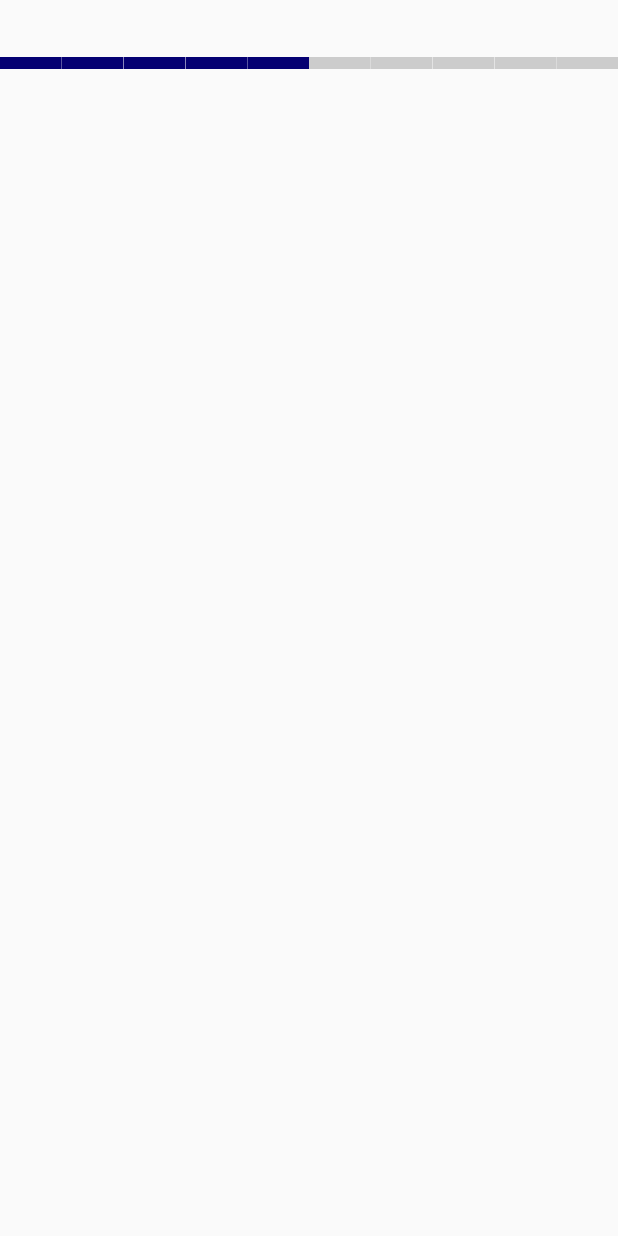
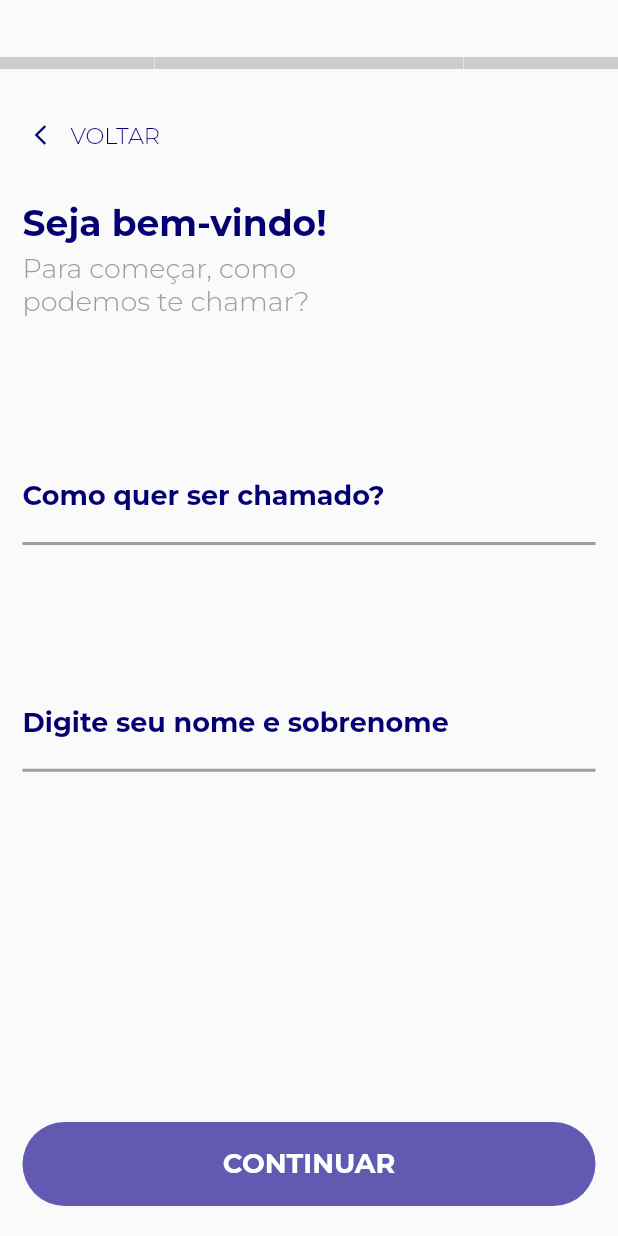
Before and after one commit to hammadali33/padrinhomed, a Flutter app: the StepperScreen screen opened by its route, on a phone screen of 412 x 824 dp. Run offline on Flutter 3.47's test engine with Material 2 defaults, Android fonts, the phone set to English and light mode, and no system bars; drawn by our look-alikes of step_progress_indicator; our stand-ins replace get, pin_code_fields; project files that could hold a hidden picture were left out.

Commit message:
working on stepper screen

```diff
--- a/lib/constant/color.dart
+++ b/lib/constant/color.dart
@@ -5,6 +5,7 @@ const mainPadding = EdgeInsets.symmetric(horizontal: 15, vertical: 30);
 const kPrimaryColor = Color(0xffFFFFFF);
 const kSecondaryColor = Color(0xff6259B2);
 const kTertiaryColor = Color(0xff050072);
+const kLightBlackColor = Color(0xff313131);
 Color kDarkGreyColor = Colors.grey.shade500;
 const kLightGreyColor = Colors.grey;
 const kBlackColor = Colors.black;
--- /dev/null
+++ b/lib/controller/stepper_screen_controller/stepper_screen_controller.dart
@@ -0,0 +1,43 @@
+import 'package:flutter/cupertino.dart';
+import 'package:get/get.dart';
+import 'package:padrinhomed/routes/routes.dart';
+import 'package:padrinhomed/view/stepper_screen/steps/Step4.dart';
+import 'package:padrinhomed/view/stepper_screen/steps/step1.dart';
+import 'package:padrinhomed/view/stepper_screen/steps/step2.dart';
+import 'package:padrinhomed/view/stepper_screen/steps/step3.dart';
+
+class StepperScreenController extends GetxController {
+  PageController pageController = PageController();
+  RxInt currentStep = 0.obs;
+
+  List steps = [
+    const Step1(),
+    const Step2(),
+    const Step3(),
+    const Step4(),
+  ].obs;
+
+  void changeIndex(index) {
+    currentStep.value = index;
+    update();
+  }
+
+  void nextStep() {
+    if (currentStep != steps.length - 1) {
+      pageController.nextPage(
+          duration: const Duration(milliseconds: 200), curve: Curves.easeIn);
+    } else {
+      Get.toNamed(AppLink.loading);
+    }
+    update();
+  }
+
+  void previousStep() {
+    if (currentStep != 0) {
+      pageController.previousPage(
+          duration: const Duration(milliseconds: 200), curve: Curves.easeIn);
+    } else {
+      Get.offNamed(AppLink.login);
+    }
+  }
+}
--- a/lib/routes/routes.dart
+++ b/lib/routes/routes.dart
@@ -1,4 +1,5 @@
 import 'package:get/get.dart';
+import 'package:padrinhomed/view/loading/loading.dart';
 import 'package:padrinhomed/view/splash_screen.dart';
 import 'package:padrinhomed/view/stepper_screen/stepper_screen.dart';
 import 'package:padrinhomed/view/user/login.dart';
@@ -16,6 +17,9 @@ class Routes {
     GetPage(
       name: AppLink.stepperScreen,
       page: () => const StepperScreen(),
+    ), GetPage(
+      name: AppLink.loading,
+      page: () => const Loading(),
     ),
   ];
 }
@@ -24,4 +28,5 @@ class AppLink {
   static const splashScreen = '/';
   static const login = '/login';
   static const stepperScreen = '/stepper_screen';
+  static const loading = '/loading';
 }
--- a/lib/view/stepper_screen/stepper_screen.dart
+++ b/lib/view/stepper_screen/stepper_screen.dart
@@ -1,5 +1,9 @@
 import 'package:flutter/material.dart';
+import 'package:get/get.dart';
 import 'package:padrinhomed/constant/color.dart';
+import 'package:padrinhomed/controller/stepper_screen_controller/stepper_screen_controller.dart';
+import 'package:padrinhomed/widgets/custom_app_bar.dart';
+import 'package:padrinhomed/widgets/my_button.dart';
 import 'package:step_progress_indicator/step_progress_indicator.dart';
 
 class StepperScreen extends StatelessWidget {
@@ -7,21 +11,59 @@ class StepperScreen extends StatelessWidget {
 
   @override
   Widget build(BuildContext context) {
+    return GetBuilder<StepperScreenController>(
+        init: StepperScreenController(),
+        builder: (controller) {
           return Scaffold(
+            resizeToAvoidBottomInset: false,
             body: Padding(
               padding: const EdgeInsets.symmetric(vertical: 38),
               child: Column(
+                crossAxisAlignment: CrossAxisAlignment.start,
                 children: [
                   StepProgressIndicator(
-            totalSteps: 10,
-            currentStep: 5,
+                    totalSteps: controller.steps.length,
+                    currentStep: controller.currentStep.value,
                     size: 8,
                     padding: 0,
                     selectedColor: kTertiaryColor,
                     unselectedColor: Colors.grey.withOpacity(0.5),
                   ),
+                  Padding(
+                    padding: const EdgeInsets.symmetric(
+                        horizontal: 15, vertical: 20),
+                    child: customBackButton(() => controller.previousStep()),
+                  ),
+                  Expanded(
+                    child: PageView.builder(
+                      controller: controller.pageController,
+                      onPageChanged: (index) => controller.changeIndex(index),
+                      itemCount: controller.steps.length,
+                      physics: const BouncingScrollPhysics(),
+                      itemBuilder: (ctx, index) => Padding(
+                        padding: const EdgeInsets.symmetric(horizontal: 15),
+                        child: controller.steps[index],
+                      ),
+                    ),
+                  ),
                 ],
               ),
-    ));
+            ),
+            bottomNavigationBar: BottomAppBar(
+              color: Colors.transparent,
+              elevation: 0,
+              child: Padding(
+                padding: const EdgeInsets.symmetric(
+                  vertical: 20,
+                  horizontal: 15,
+                ),
+                child: MyButton(
+                    buttonStatus: true,
+                    buttonText: 'CONTINUAR',
+                    onTap: () => controller.nextStep()),
+              ),
+            ),
+          );
+        });
   }
 }
--- /dev/null
+++ b/lib/view/stepper_screen/steps/step1.dart
@@ -0,0 +1,45 @@
+import 'package:flutter/cupertino.dart';
+import 'package:padrinhomed/constant/color.dart';
+import 'package:padrinhomed/widgets/MyTextField.dart';
+import 'package:padrinhomed/widgets/my_text.dart';
+
+class Step1 extends StatelessWidget {
+  const Step1({Key? key}) : super(key: key);
+
+  @override
+  Widget build(BuildContext context) {
+    return Column(
+      crossAxisAlignment: CrossAxisAlignment.stretch,
+      mainAxisAlignment: MainAxisAlignment.spaceBetween,
+      children: [
+        Column(
+          crossAxisAlignment: CrossAxisAlignment.start,
+          children: const [
+            MyText(
+              text: 'Seja bem-vindo!',
+              fontSize: 24,
+              fontWeight: FontWeight.bold,
+              paddingBottom: 5,
+
+            ),
+            MyText(
+              text: 'Para começar, como\npodemos te chamar?',
+              fontSize: 18,
+              textColor: kLightGreyColor,
+            ),
+          ],
+        ),
+        MyTextField(
+          labelText: 'Como quer ser chamado?',
+          hintText: 'Jú',
+        ),
+        MyTextField(
+          labelText: 'Digite seu nome e sobrenome',
+          hintText: 'Juliana Longen',
+        ),
+        Container(),
+        Container(),
+      ],
+    );
+  }
+}
--- a/lib/widgets/custom_app_bar.dart
+++ b/lib/widgets/custom_app_bar.dart
@@ -1,11 +1,10 @@
 import 'package:flutter/material.dart';
-import 'package:get/get.dart';
 import 'package:padrinhomed/constant/color.dart';
 import 'package:padrinhomed/widgets/my_text.dart';
 
-Widget customAppBar() {
+Widget customBackButton(onTap) {
   return TextButton.icon(
-    onPressed: () => Get.back,
+    onPressed: onTap,
     icon: const Icon(
       Icons.arrow_back_ios,
       size: 16,
--- a/pubspec.yaml
+++ b/pubspec.yaml
@@ -20,6 +20,7 @@ dependencies:
   cupertino_icons: ^1.0.2
   get: ^4.6.5
   step_progress_indicator: ^1.0.2
+  pin_code_fields: ^7.4.0
 
 dev_dependencies:
   flutter_test:
```
Also changed, not shown: lib/view/loading/loading.dart (added, +12 -0 lines), lib/view/stepper_screen/steps/Step4.dart (added, +63 -0 lines), lib/view/stepper_screen/steps/step2.dart (added, +47 -0 lines), lib/view/stepper_screen/steps/step3.dart (added, +97 -0 lines), pubspec.lock. Lines whose indentation alone changed are shown as unchanged.
